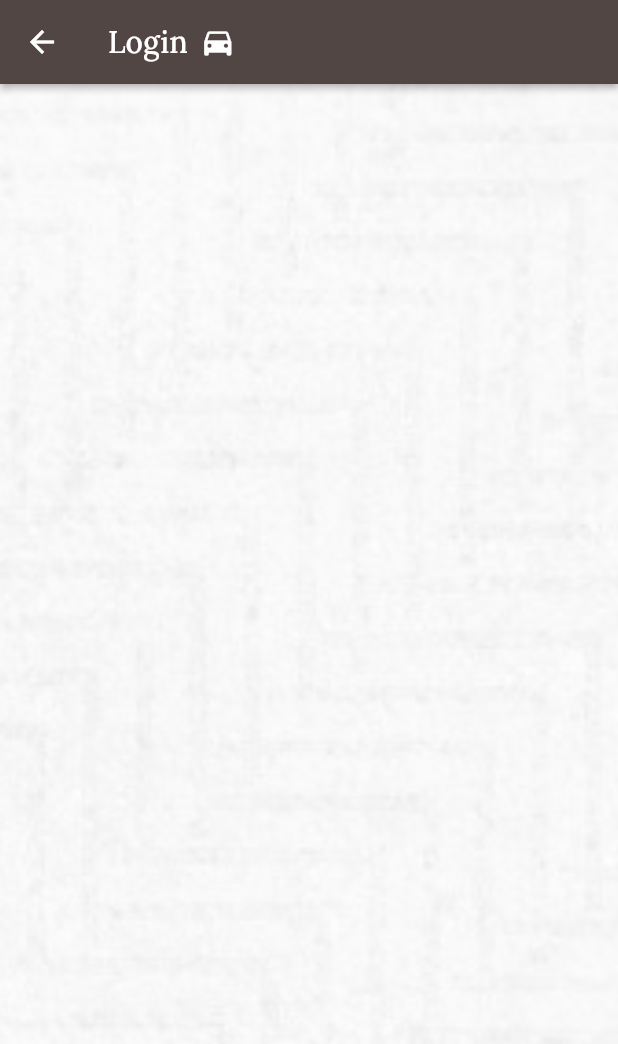
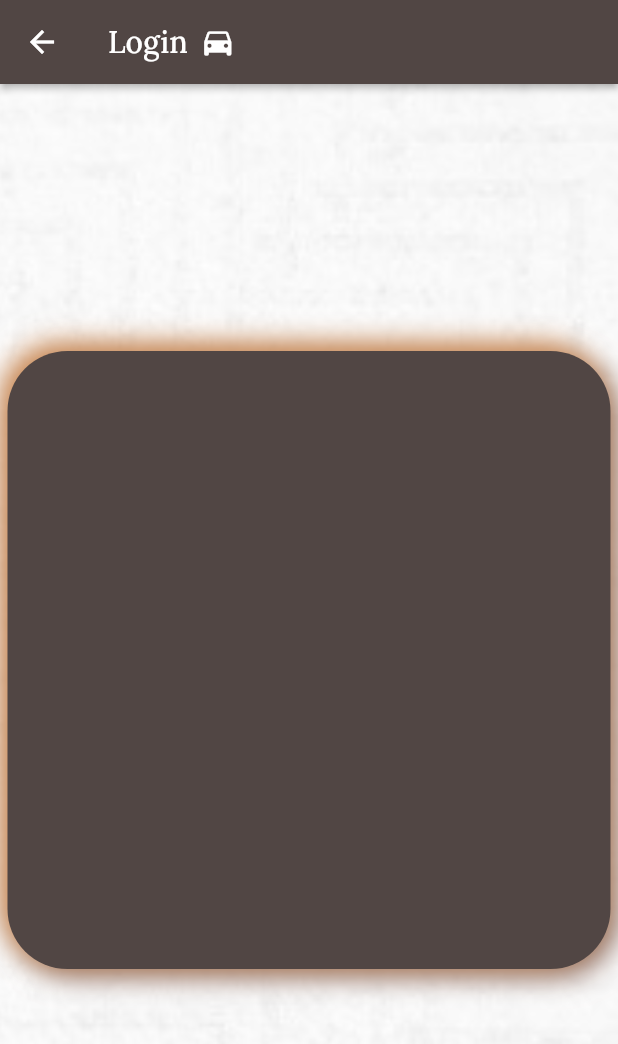
Before and after one commit to hamzakbarali/Inovalet, a Flutter app: the screen it shows after launch, after a tap on "Login", on a phone screen of 412 x 824 dp. Shown: the top 1044 px of the screen. Run offline on Flutter 3.47's test engine with Material 2 defaults, Android fonts, the phone set to English and light mode, and no system bars; our stand-ins replace animated_text_kit, google_fonts, shimmer_animation.

Commit message:
Added more styling to login page

```diff
--- a/lib/screens/login_screen/login_screen.dart
+++ b/lib/screens/login_screen/login_screen.dart
@@ -38,7 +38,26 @@ class _LoginScreenState extends State<LoginScreen> {
           child: Container(
             decoration: bg_image,
             child: Center(
-              child: Container(),
+              child: Container(
+                margin: const EdgeInsets.symmetric(horizontal: 5),
+                height: screenSize.height * 0.5,
+                decoration: BoxDecoration(
+                  boxShadow: [
+                    BoxShadow(
+                      color: Colors.brown.shade400,
+                      offset: const Offset(5, 5),
+                      blurRadius: 15,
+                    ),
+                    BoxShadow(
+                      color: brownShade,
+                      offset: const Offset(-5, -5),
+                      blurRadius: 15,
+                    ),
+                  ],
+                  color: brownColor,
+                  borderRadius: BorderRadius.circular(40),
+                ),
+              ),
             ),
           ),
         ),
--- a/lib/utils/colors.dart
+++ b/lib/utils/colors.dart
@@ -3,6 +3,7 @@ import "package:flutter/material.dart";
 Color brownColor = const Color(0xFF514644);
 Color brown50 = const Color(0xFFEFEBE9);
 Color brown200 = const Color(0xFFBCAAA4);
+Color brownShade = const Color(0xFFce8b54);
 Color pinkColor = const Color(0xFFefc8b1);
 Color grey300 = const Color(0xFFE0E0E0);
 Color maroon = const Color(0xFF993441);
```
